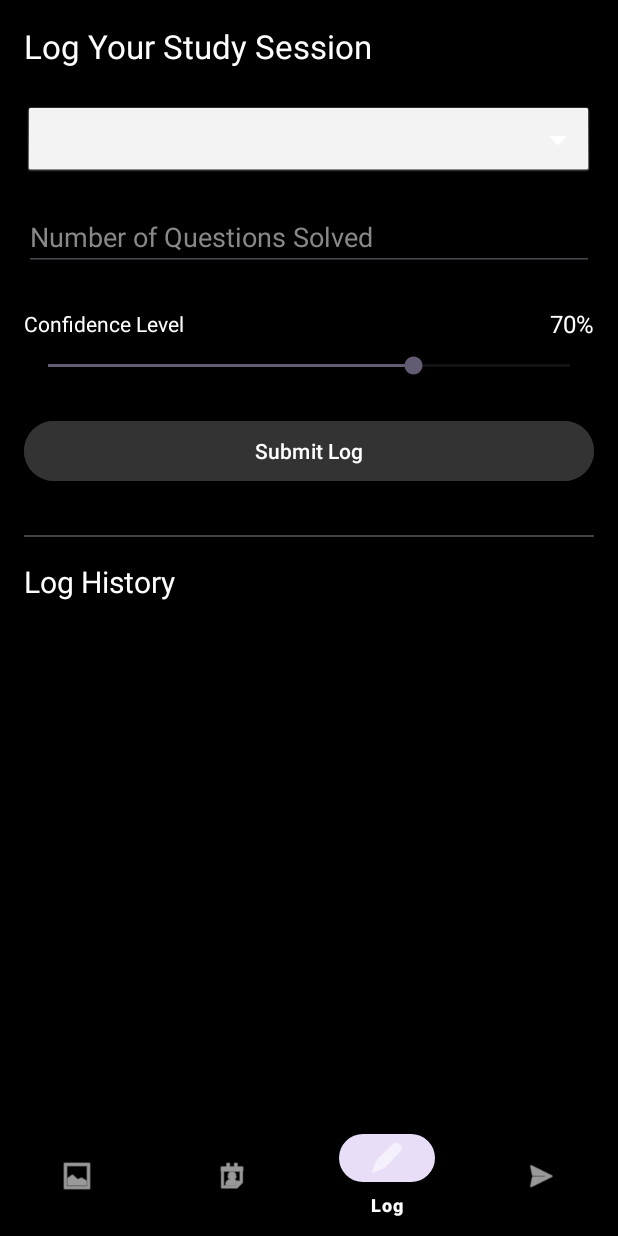
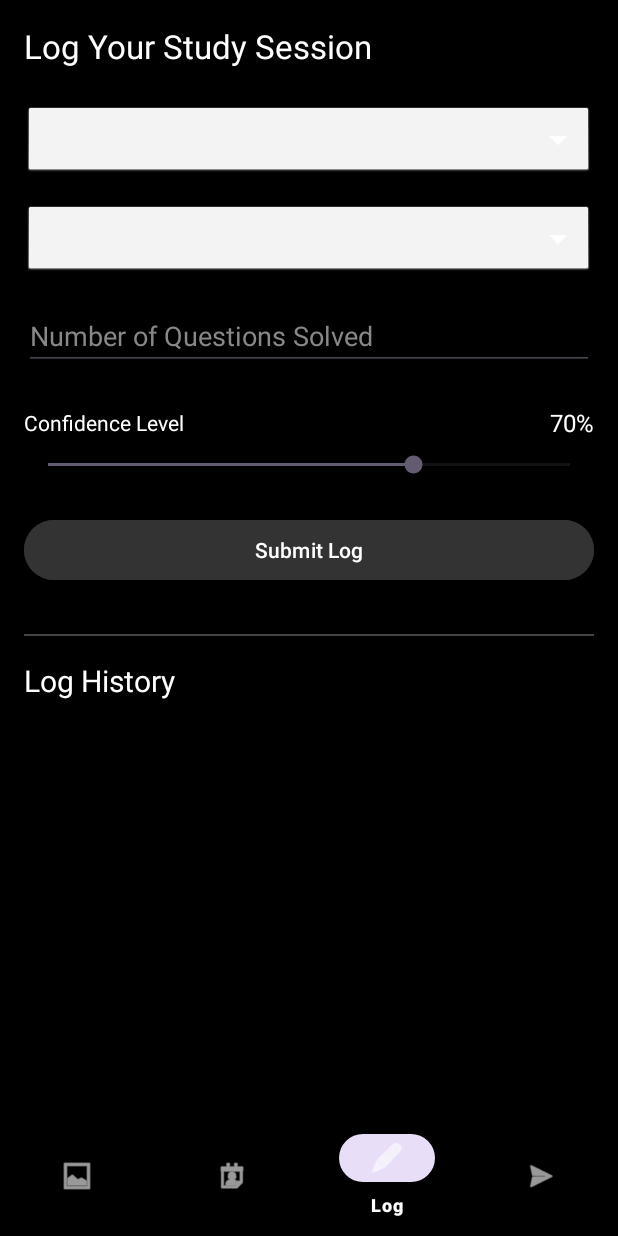
Before and after one commit to MistFullSnow/CatPrepAppNew, an Android app: the screen it shows after launch (MainActivity), item 3 of the bottom bar chosen, on a phone screen of 412 x 824 dp. Run offline under Robolectric (Android 15) with nearby library versions, the phone set to English and light mode, and no system bars.

Commit message:
Update fragment_log.xml

```diff
--- a/app/src/main/res/layout/fragment_log.xml
+++ b/app/src/main/res/layout/fragment_log.xml
@@ -23,6 +23,14 @@
         <!-- ... (The EditTexts, TextViews, SeekBar, Button, ProgressBar from before) ... -->
         <!-- ... They remain exactly the same as our last version ... -->
         <!-- To save space, I'm not re-pasting them all here, but they should be in this spot -->
+        <!-- NEW: Spinner for selecting the subject -->
+        <Spinner
+            android:id="@+id/subjectSpinner"
+            android:layout_width="match_parent"
+            android:layout_height="50dp"
+            android:background="@android:drawable/btn_dropdown"
+            android:backgroundTint="@android:color/white"
+            android:layout_marginBottom="16dp"/>
 
         <Spinner
             android:id="@+id/topicSpinner"
```
